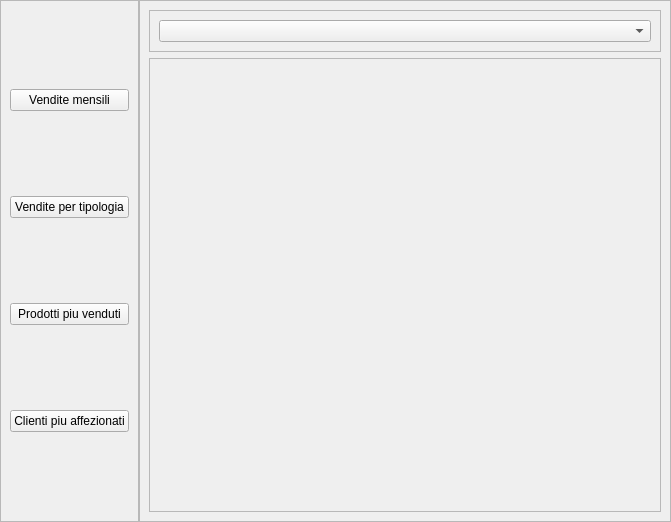
First picture: the form in projectIS/statistiche/view/VistaStatistiche.ui, repository chritianchiappa/progetto_panificio, before the edit.
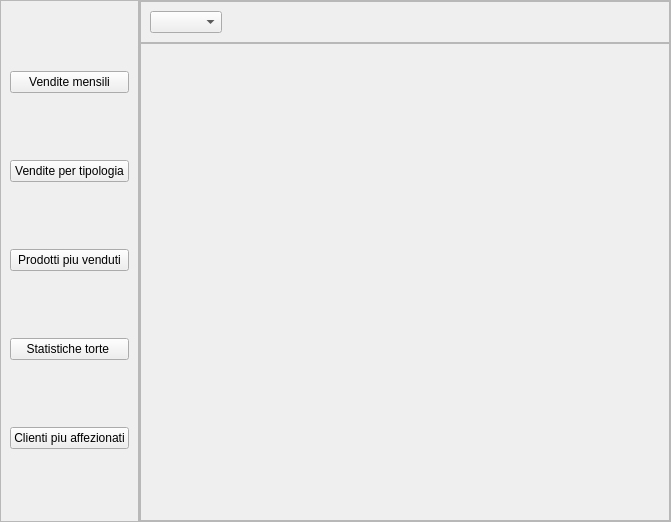
Second picture: the form after the edit.

Commit message: modifiche stats e torte

```diff
--- a/projectIS/statistiche/view/VistaStatistiche.ui
+++ b/projectIS/statistiche/view/VistaStatistiche.ui
@@ -72,7 +72,14 @@
        </widget>
       </item>
       <item>
-       <widget class="QPushButton" name="pushButton_4">
+       <widget class="QPushButton" name="stats_torte_button">
+        <property name="text">
+         <string>Statistiche torte </string>
+        </property>
+       </widget>
+      </item>
+      <item>
+       <widget class="QPushButton" name="stats_clienti_button">
         <property name="text">
          <string>Clienti piu affezionati</string>
         </property>
@@ -96,6 +103,21 @@
       <enum>QFrame::Raised</enum>
      </property>
      <layout class="QVBoxLayout" name="verticalLayout_2">
+      <property name="spacing">
+       <number>0</number>
+      </property>
+      <property name="leftMargin">
+       <number>0</number>
+      </property>
+      <property name="topMargin">
+       <number>0</number>
+      </property>
+      <property name="rightMargin">
+       <number>0</number>
+      </property>
+      <property name="bottomMargin">
+       <number>0</number>
+      </property>
       <item alignment="Qt::AlignTop">
        <widget class="QFrame" name="frame_3">
         <property name="sizePolicy">
@@ -111,8 +133,8 @@
          <enum>QFrame::Raised</enum>
         </property>
         <layout class="QHBoxLayout" name="horizontalLayout_2">
-         <item>
-          <widget class="QComboBox" name="comboBox">
+         <item alignment="Qt::AlignLeft">
+          <widget class="QComboBox" name="selettore_anno">
            <property name="placeholderText">
             <string>Anno</string>
            </property>
```
The commit also changes 16 other files.
